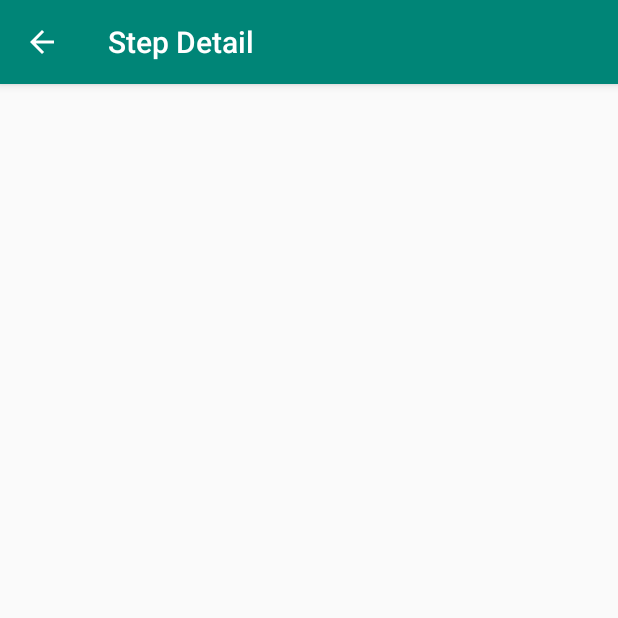
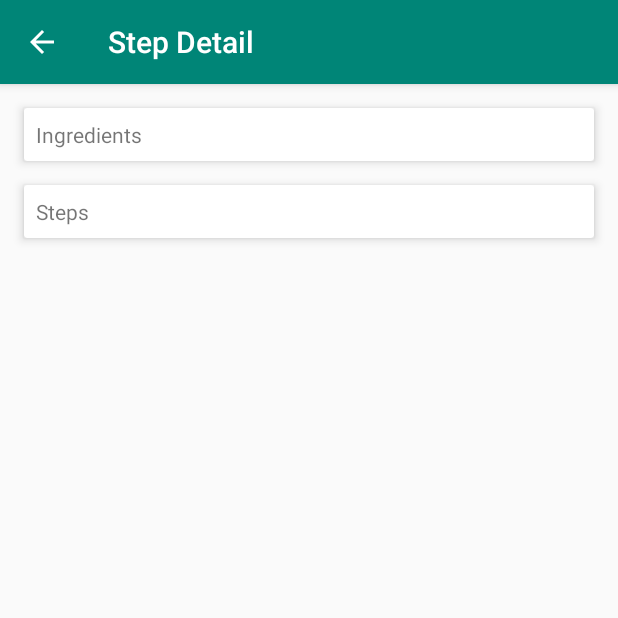
Before and after one commit to tatsuyafujisaki/baking-app, an Android app: the DetailActivity screen opened directly, with no data from a screen before it, on a phone screen of 412 x 824 dp, the top half of it. Run offline under Robolectric (Android 15) with nearby library versions, the phone set to English and light mode, and no system bars; our stand-ins replace Dagger/Hilt's generated code, data binding; 2 statements that could not run were skipped.

Commit message:
Use ConstraintLayout in ingredient_view_holder.xml

```diff
--- a/app/build.gradle
+++ b/app/build.gradle
@@ -6,7 +6,7 @@ android {
     compileSdkVersion 28
     defaultConfig {
         applicationId "com.example.android.bakingapp"
-        minSdkVersion 19
+        minSdkVersion 21
         targetSdkVersion 28
         versionCode 1
         versionName '1.0'
--- a/app/src/main/java/com/example/android/bakingapp/ui/activity/DetailActivity.java
+++ b/app/src/main/java/com/example/android/bakingapp/ui/activity/DetailActivity.java
@@ -1,12 +1,10 @@
 package com.example.android.bakingapp.ui.activity;
 
-import android.databinding.DataBindingUtil;
 import android.os.Bundle;
 import android.support.v7.app.AppCompatActivity;
 import android.view.MenuItem;
 
 import com.example.android.bakingapp.R;
-import com.example.android.bakingapp.databinding.ActivityDetailBinding;
 
 import dagger.android.AndroidInjection;
 
@@ -14,11 +12,8 @@ public class DetailActivity extends AppCompatActivity {
     @Override
     protected void onCreate(Bundle savedInstanceState) {
         super.onCreate(savedInstanceState);
+        setContentView(R.layout.activity_detail);
         AndroidInjection.inject(this);
-
-        ActivityDetailBinding binding = DataBindingUtil.setContentView(this, R.layout.activity_detail);
-
-        // binding.collapsingToolbarLayout.setTitle(DummyContent.ITEM_MAP.get(UiUtils.getActivityIntentExtra(this, ARG_ITEM_ID)).content);
     }
 
     @Override
--- a/app/src/main/res/layout/activity_detail.xml
+++ b/app/src/main/res/layout/activity_detail.xml
@@ -1,17 +1,6 @@
 <?xml version="1.0" encoding="utf-8"?>
-<layout xmlns:android="http://schemas.android.com/apk/res/android"
-    xmlns:app="http://schemas.android.com/apk/res-auto">
-
-    <android.support.v4.widget.NestedScrollView
-        android:id="@+id/nested_scroll_view"
-        android:layout_width="match_parent"
-        android:layout_height="match_parent"
-        app:layout_behavior="@string/appbar_scrolling_view_behavior">
-
-        <fragment
-            android:id="@+id/detail_fragment"
-            android:name="com.example.android.bakingapp.ui.fragment.DetailFragment"
-            android:layout_width="match_parent"
-            android:layout_height="match_parent" />
-    </android.support.v4.widget.NestedScrollView>
-</layout>
+<fragment xmlns:android="http://schemas.android.com/apk/res/android"
+    android:id="@+id/detail_fragment"
+    android:name="com.example.android.bakingapp.ui.fragment.DetailFragment"
+    android:layout_width="match_parent"
+    android:layout_height="match_parent" />
--- a/app/src/main/res/layout/activity_main.xml
+++ b/app/src/main/res/layout/activity_main.xml
@@ -1,10 +1,10 @@
 <?xml version="1.0" encoding="utf-8"?>
 <layout xmlns:android="http://schemas.android.com/apk/res/android">
 
-    <ScrollView style="@style/default_layout">
+    <ScrollView style="@style/match_parents">
 
         <include
             android:id="@+id/include"
-            layout="@layout/recipes" />
+            layout="@layout/child_activity_main" />
     </ScrollView>
 </layout>
--- /dev/null
+++ b/app/src/main/res/layout/child_activity_main.xml
@@ -0,0 +1,6 @@
+<?xml version="1.0" encoding="utf-8"?>
+<layout xmlns:android="http://schemas.android.com/apk/res/android">
+    <android.support.v7.widget.RecyclerView
+        android:id="@+id/recipe_recycler_view"
+        style="@style/recycler_view" />
+</layout>
--- a/app/src/main/res/layout/fragment_detail.xml
+++ b/app/src/main/res/layout/fragment_detail.xml
@@ -1,11 +1,42 @@
 <?xml version="1.0" encoding="utf-8"?>
 <layout xmlns:android="http://schemas.android.com/apk/res/android">
 
-    <TextView
-        android:id="@+id/name_text_view"
-        style="?android:attr/textAppearanceLarge"
-        android:layout_width="match_parent"
-        android:layout_height="match_parent"
-        android:padding="16dp"
-        android:textIsSelectable="true" />
+    <android.support.v4.widget.NestedScrollView
+        style="@style/match_parents"
+        android:fillViewport="true"
+        android:scrollbars="vertical">
+
+        <LinearLayout style="@style/vertical_linear_layout">
+
+            <android.support.v7.widget.CardView style="@style/card_view">
+
+                <LinearLayout style="@style/vertical_linear_layout">
+
+                    <TextView
+                        style="@style/default_layout"
+                        android:text="@string/ingredients_label" />
+
+                    <android.support.v7.widget.RecyclerView
+                        android:id="@+id/ingredient_recycler_view"
+                        style="@style/recycler_view"
+                        android:nestedScrollingEnabled="true" />
+                </LinearLayout>
+            </android.support.v7.widget.CardView>
+
+            <android.support.v7.widget.CardView style="@style/card_view">
+
+                <LinearLayout style="@style/vertical_linear_layout">
+
+                    <TextView
+                        style="@style/default_layout"
+                        android:text="@string/steps_label" />
+
+                    <android.support.v7.widget.RecyclerView
+                        android:id="@+id/step_recycler_view"
+                        style="@style/recycler_view"
+                        android:nestedScrollingEnabled="true" />
+                </LinearLayout>
+            </android.support.v7.widget.CardView>
+        </LinearLayout>
+    </android.support.v4.widget.NestedScrollView>
 </layout>
--- a/app/src/main/res/layout/recipe_view_holder.xml
+++ b/app/src/main/res/layout/recipe_view_holder.xml
@@ -14,8 +14,7 @@
 
                 <TextView
                     android:id="@+id/servings_text_view"
-                    style="@style/default_layout"
-                    android:textAppearance="?attr/textAppearanceListItemSecondary" />
+                    style="@style/default_layout" />
             </LinearLayout>
         </android.support.v7.widget.CardView>
     </LinearLayout>
--- a/app/src/main/res/values/dimens.xml
+++ b/app/src/main/res/values/dimens.xml
@@ -1,6 +1,5 @@
 <?xml version="1.0" encoding="utf-8"?>
 <resources>
-    <dimen name="item_width">200dp</dimen>
     <dimen name="card_margin">8dp</dimen>
     <dimen name="linear_layout_padding">8dp</dimen>
 </resources>
--- a/app/src/main/res/values/strings.xml
+++ b/app/src/main/res/values/strings.xml
@@ -5,4 +5,6 @@
     <string name="title_step_detail">Step Detail</string>
     <string name="network_unavailable_error">Network unavailable</string>
     <string name="servings_format">Servings: %1$d</string>
+    <string name="ingredients_label">Ingredients</string>
+    <string name="steps_label">Steps</string>
 </resources>
--- a/app/src/main/res/values/styles.xml
+++ b/app/src/main/res/values/styles.xml
@@ -1,4 +1,5 @@
 <resources>
+
     <style name="ThemeWithActionBar" parent="Theme.AppCompat.DayNight.DarkActionBar">
         <item name="colorPrimary">@color/colorPrimary</item>
         <item name="colorPrimaryDark">@color/colorPrimaryDark</item>
@@ -10,9 +11,20 @@
         <item name="android:layout_height">wrap_content</item>
     </style>
 
+    <style name="match_parents">
+        <item name="android:layout_width">match_parent</item>
+        <item name="android:layout_height">match_parent</item>
+    </style>
+
     <style name="vertical_linear_layout" parent="default_layout">
         <item name="android:orientation">vertical</item>
         <item name="android:padding">@dimen/linear_layout_padding</item>
+    </style>
+
+    <style name="recycler_view" parent="default_layout">
+        <item name="android:clipToPadding">false</item>
+        <item name="android:numColumns">auto_fit</item>
+        <item name="layoutManager">LinearLayoutManager</item>
     </style>
 
     <style name="card_view" parent="CardView">
@@ -21,4 +33,9 @@
         <item name="android:layout_margin">@dimen/card_margin</item>
         <item name="cardElevation">4dp</item>
     </style>
+
+    <style name="constraint_layout_child">
+        <item name="android:layout_width">0dp</item>
+        <item name="android:layout_height">wrap_content</item>
+    </style>
 </resources>
```
Also changed, not shown: app/src/main/java/com/example/android/bakingapp/ui/activity/MainActivity.java (+17 -3 lines), app/src/main/java/com/example/android/bakingapp/ui/adapter/IngredientAdapter.java (added, +47 -0 lines), app/src/main/java/com/example/android/bakingapp/ui/adapter/StepAdapter.java (added, +44 -0 lines), app/src/main/java/com/example/android/bakingapp/ui/fragment/DetailFragment.java (+4 -7 lines), app/src/main/java/com/example/android/bakingapp/util/ui/BundleUtils.java (added, +26 -0 lines), app/src/main/res/layout-w900dp/child_activity_main.xml (renamed from app/src/main/res/layout-w900dp/recipes.xml, +3 -8 lines), app/src/main/res/layout/ingredient_view_holder.xml (added, +32 -0 lines), app/src/main/res/layout/recipes.xml (deleted, +0 -11 lines), app/src/main/res/layout/step_view_holder.xml (added, +8 -0 lines).
